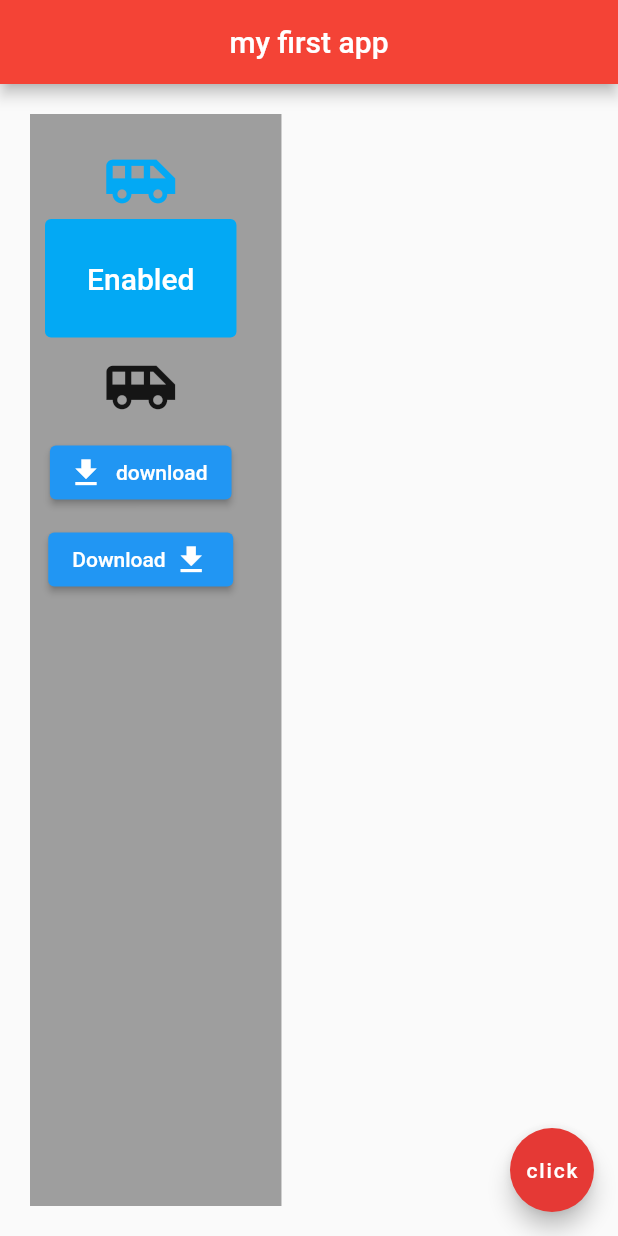
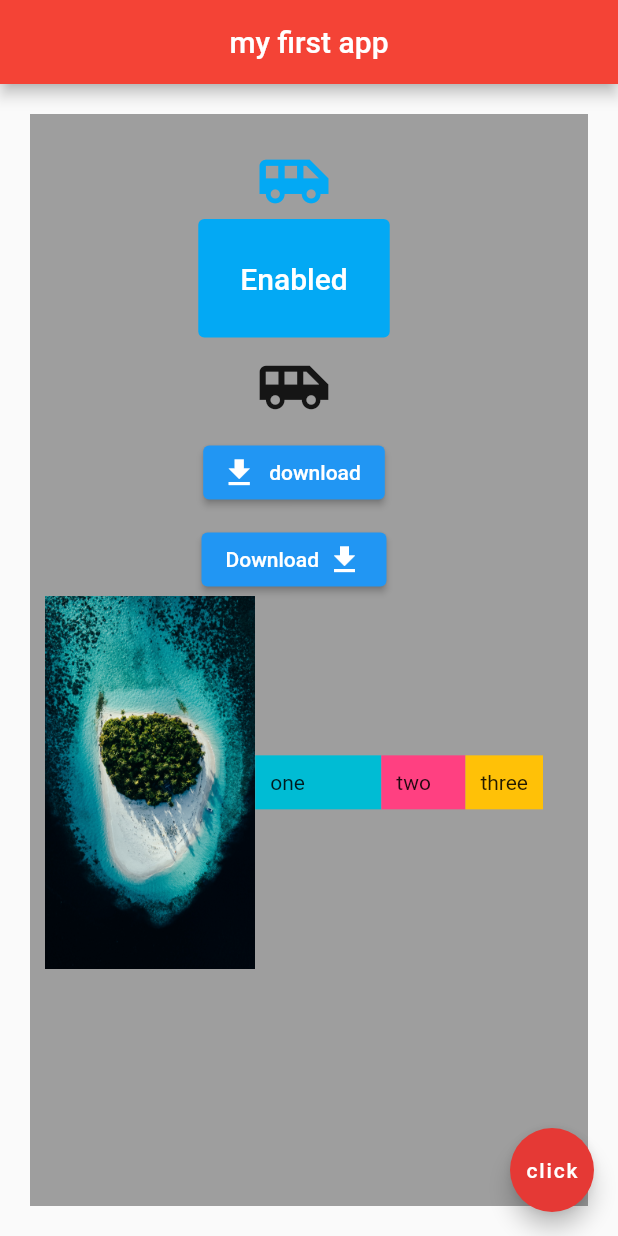
Before and after one commit to BinhT1/Flutter-fundamental, a Flutter app: the screen it shows after launch, on a phone screen of 412 x 824 dp. Run offline on Flutter 3.47's test engine with Material 2 defaults, Android fonts, the phone set to English and light mode, and no system bars.

Commit message:
Expanded

```diff
--- a/lib/main.dart
+++ b/lib/main.dart
@@ -68,6 +68,35 @@ class Home extends StatelessWidget {
                 ],
               ),
             ),
+            Row(
+              children: [
+                Expanded(
+                  flex: 5,
+                  child: Image.asset('assets/img1.jpg'),
+                ),
+                Expanded(
+                  flex: 3,
+                  child: Container(
+                    padding: const EdgeInsets.all(10),
+                    color: Colors.cyan,
+                    child: const Text("one"),
+                  ),
+                ),
+                Expanded(
+                  flex: 2,
+                  child: Container(
+                    padding: const EdgeInsets.all(10.0),
+                    color: Colors.pinkAccent,
+                    child: const Text("two"),
+                  ),
+                ),
+                Container(
+                  padding: const EdgeInsets.all(10.0),
+                  color: Colors.amber,
+                  child: const Text("three"),
+                ),
+              ],
+            )
           ],
         ),
       ),
```
